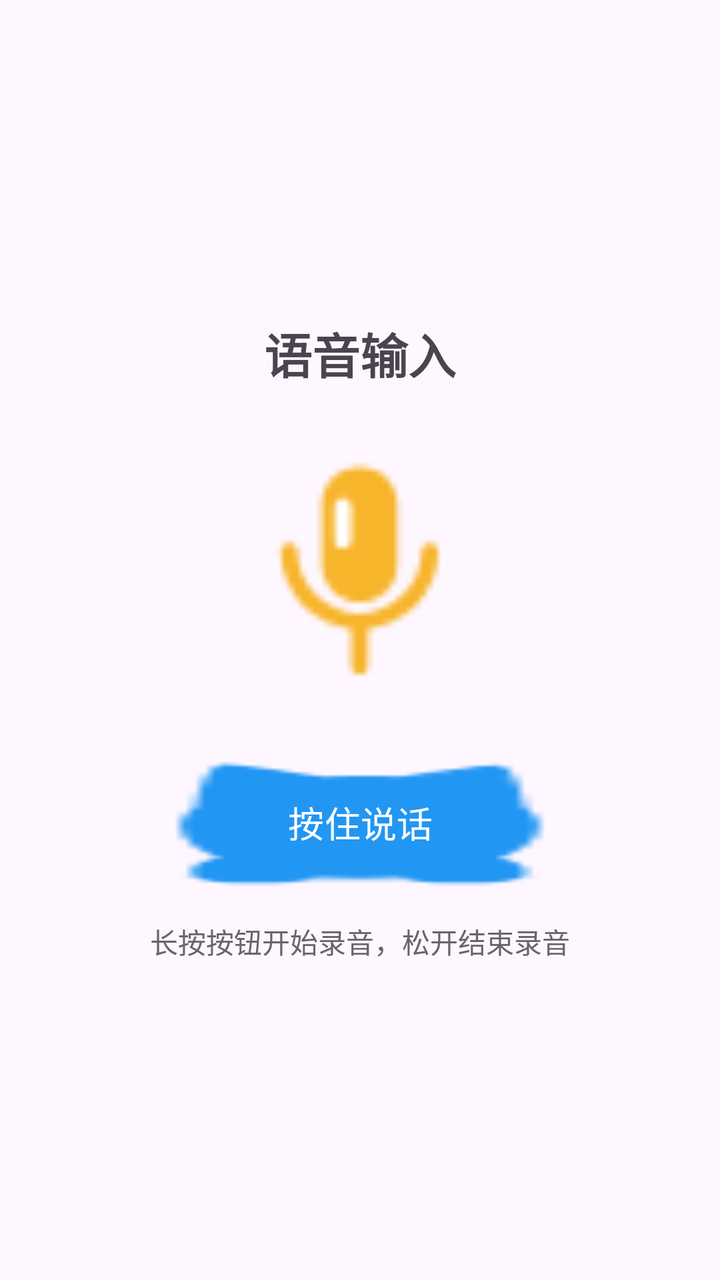
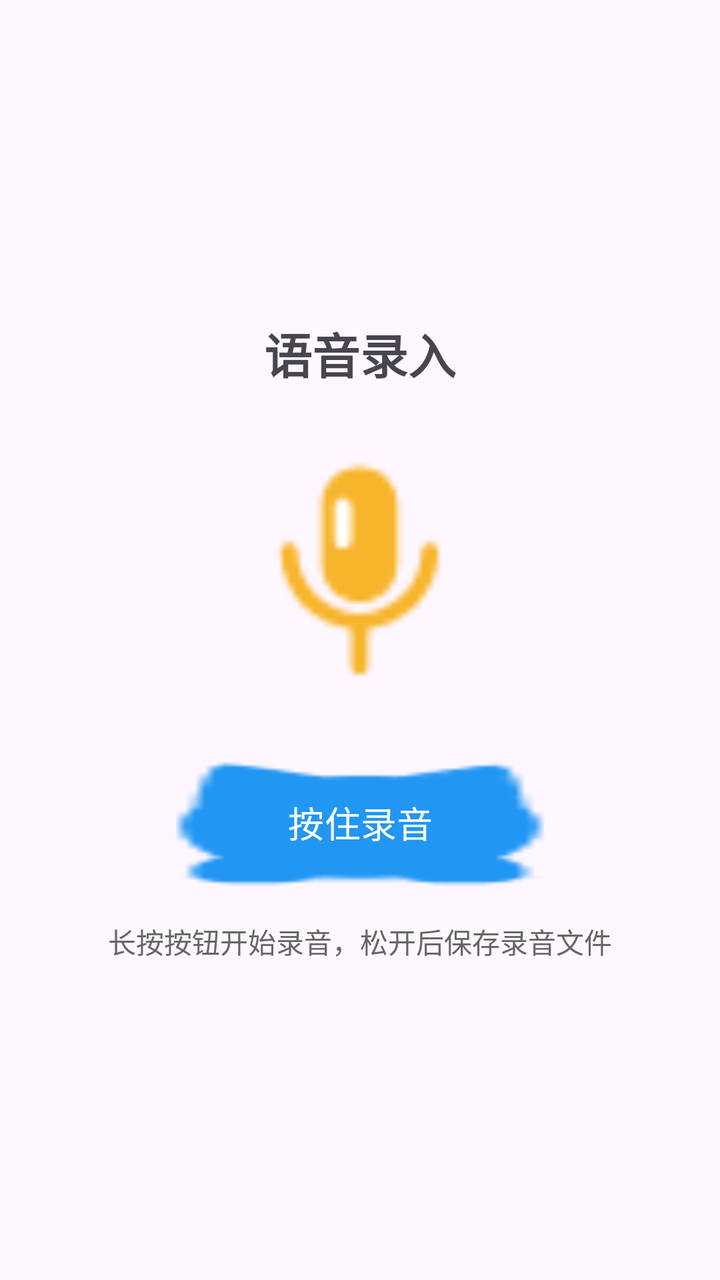

Before-and-after screenshots of an Android layout around one commit, followed by the original layout XML and the change that was made.
<!-- AndroidManifest.xml: application theme Theme.EnTeacher -->
<!-- res/layout/activity_voice_input.xml -->
<?xml version="1.0" encoding="utf-8"?>
<LinearLayout xmlns:android="http://schemas.android.com/apk/res/android"
    android:layout_width="match_parent"
    android:layout_height="match_parent"
    android:orientation="vertical"
    android:gravity="center"
    android:padding="16dp">

    <TextView
        android:layout_width="wrap_content"
        android:layout_height="wrap_content"
        android:text="语音输入"
        android:textSize="24sp"
        android:textStyle="bold"
        android:layout_marginBottom="32dp" />

    <ImageView
        android:layout_width="120dp"
        android:layout_height="120dp"
        android:src="@drawable/ic_voice_recording"
        android:layout_marginBottom="32dp"
        android:contentDescription="语音录制图标" />

    <Button
        android:id="@+id/btn_record"
        android:layout_width="wrap_content"
        android:layout_height="wrap_content"
        android:text="按住说话"
        android:textSize="18sp"
        android:padding="16dp"
        android:background="@drawable/shape_oval_sweep"
        android:minWidth="200dp" />

    <TextView
        android:layout_width="wrap_content"
        android:layout_height="wrap_content"
        android:text="长按按钮开始录音，松开结束录音"
        android:textSize="14sp"
        android:layout_marginTop="16dp"
        android:textColor="#666666" />

</LinearLayout>
<!-- resources referenced by this layout -->
<resources>
  <!-- drawable ic_voice_recording: png bitmap (drawable-nodpi, 1260 bytes) -->
  <!-- drawable shape_oval_sweep: png bitmap (drawable-nodpi, 3182 bytes) -->
  <style name="Theme.EnTeacher" parent="Base.Theme.EnTeacher" />
  <style name="Base.Theme.EnTeacher" parent="Theme.Material3.DayNight.NoActionBar">
          
          <item name="colorPrimary">@color/primary_color</item>
          <item name="android:statusBarColor">@android:color/transparent</item>
          <item name="android:windowLightStatusBar">false</item>
      </style>
  <color name="primary_color">#2196F3</color>
</resources>

<!-- the commit's change to res/layout/activity_voice_input.xml (unified diff, before → after) -->
@@ -9,7 +9,7 @@
     <TextView
         android:layout_width="wrap_content"
         android:layout_height="wrap_content"
-        android:text="语音输入"
+        android:text="@string/voice_input_title"
         android:textSize="24sp"
         android:textStyle="bold"
         android:layout_marginBottom="32dp" />
@@ -19,13 +19,13 @@
         android:layout_height="120dp"
         android:src="@drawable/ic_voice_recording"
         android:layout_marginBottom="32dp"
-        android:contentDescription="语音录制图标" />
+        android:contentDescription="@string/voice_recording_icon_description" />
 
     <Button
         android:id="@+id/btn_record"
         android:layout_width="wrap_content"
         android:layout_height="wrap_content"
-        android:text="按住说话"
+        android:text="@string/voice_hold_to_record"
         android:textSize="18sp"
         android:padding="16dp"
         android:background="@drawable/shape_oval_sweep"
@@ -34,7 +34,7 @@
     <TextView
         android:layout_width="wrap_content"
         android:layout_height="wrap_content"
-        android:text="长按按钮开始录音，松开结束录音"
+        android:text="@string/voice_recording_instruction"
         android:textSize="14sp"
         android:layout_marginTop="16dp"
         android:textColor="#666666" />
<!-- resource entries referenced after the edit -->
@@ -2,6 +2,10 @@
 <resources>
   <!-- drawable ic_voice_recording: png bitmap (drawable-nodpi, 1260 bytes) -->
   <!-- drawable shape_oval_sweep: png bitmap (drawable-nodpi, 3182 bytes) -->
+  <string name="voice_hold_to_record">按住录音</string>
+  <string name="voice_input_title">语音录入</string>
+  <string name="voice_recording_icon_description">录音图标</string>
+  <string name="voice_recording_instruction">长按按钮开始录音，松开后保存录音文件</string>
   <style name="Theme.EnTeacher" parent="Base.Theme.EnTeacher" />
   <style name="Base.Theme.EnTeacher" parent="Theme.Material3.DayNight.NoActionBar">
           
